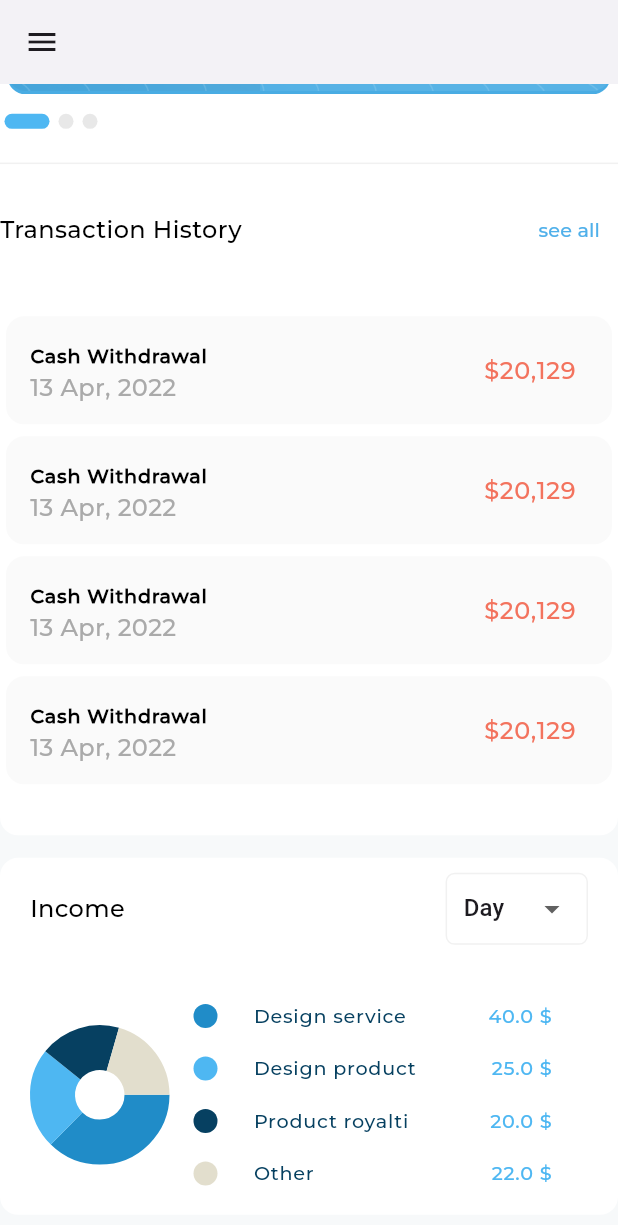
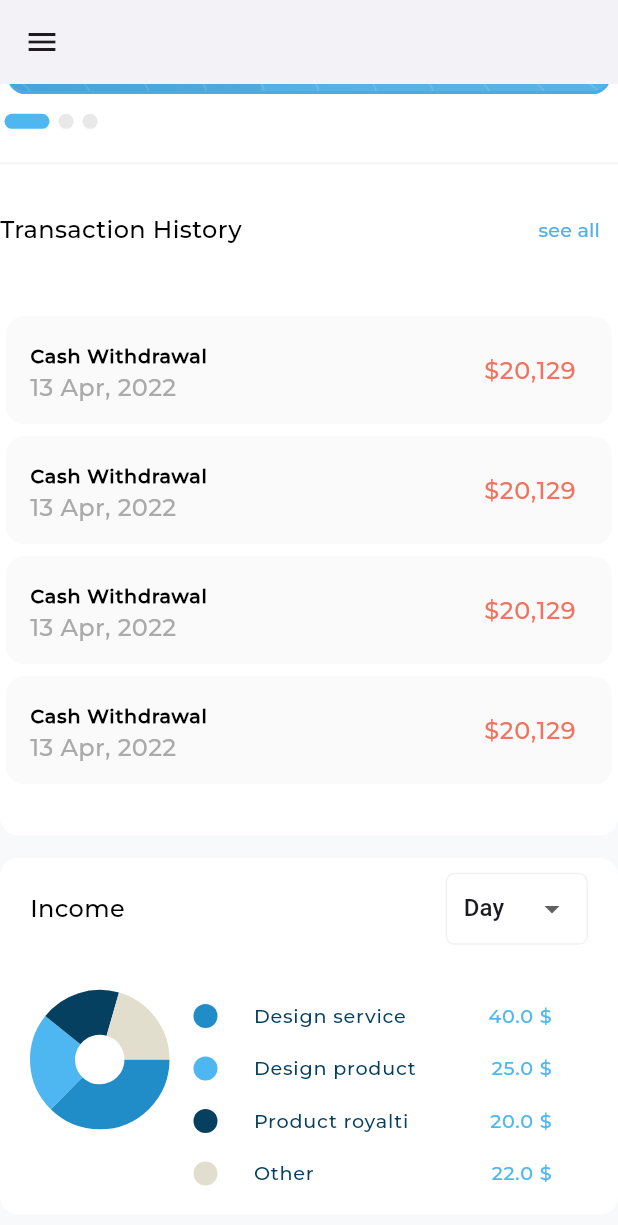
Before and after one commit to taherElzoghby27/responsive-adaptive-project, a Flutter app: the screen it shows after launch, scrolled down 1090 dp, on a phone screen of 412 x 824 dp. Shown: the top 1225 px of the screen. Run offline on Flutter 3.47's test engine with Material 3 defaults, Android fonts, the phone set to English and light mode, and no system bars; drawn by our look-alikes of expandable_page_view, fl_chart; our stand-ins replace device_preview, flutter_svg; project files that could hold a hidden picture were left out.

Commit message:
refactor: Improve layout with Spacer and crossAxisAlignment

```diff
--- a/lib/responsive_dash_board/widgets/content_card.dart
+++ b/lib/responsive_dash_board/widgets/content_card.dart
@@ -49,7 +49,7 @@ class ContentCard extends StatelessWidget {
               color: Colors.white,
             ),
           ),
-          verticalSpace(12),
+          const Spacer(),
           Text(
             "12/20 - 124",
             style: AppStyles.styleRegular16(context).copyWith(
--- a/lib/responsive_dash_board/widgets/income_section_data.dart
+++ b/lib/responsive_dash_board/widgets/income_section_data.dart
@@ -31,6 +31,7 @@ class IncomeSectionData extends StatelessWidget {
   @override
   Widget build(BuildContext context) {
     return Row(
+      crossAxisAlignment: CrossAxisAlignment.start,
       children: [
         Expanded(
           child: AspectRatio(
```
